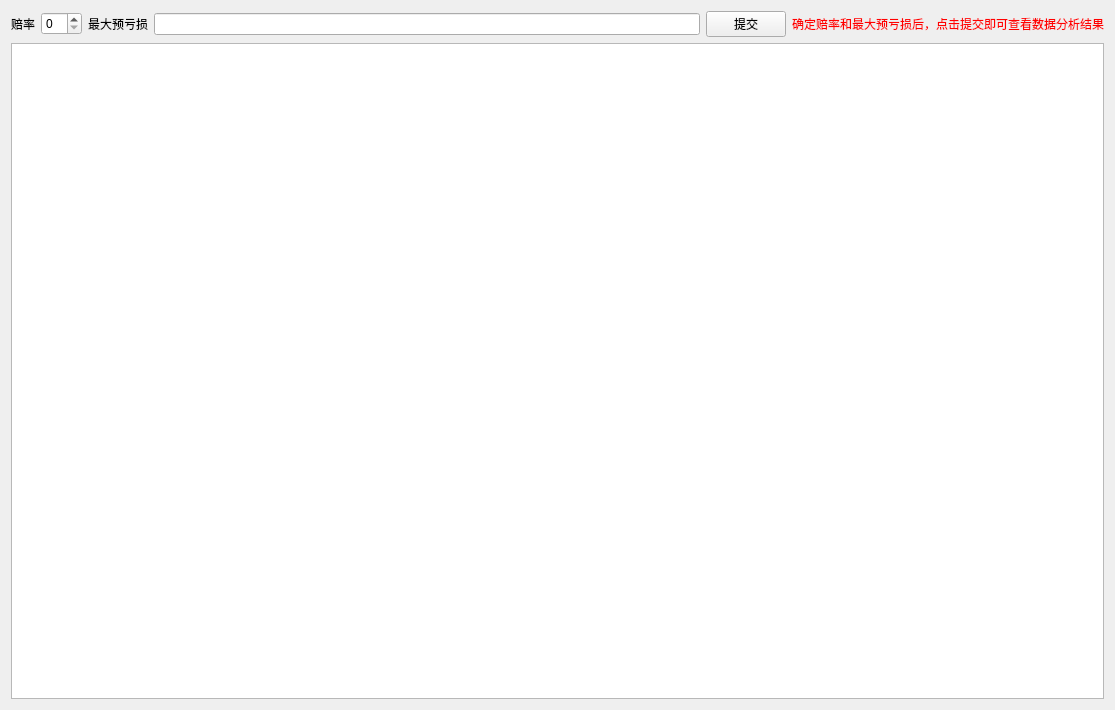
Above: UI/loss_analysis.ui from Lh-Big-Bungy/liuhecai_demo before the change. Below: the same form after it.
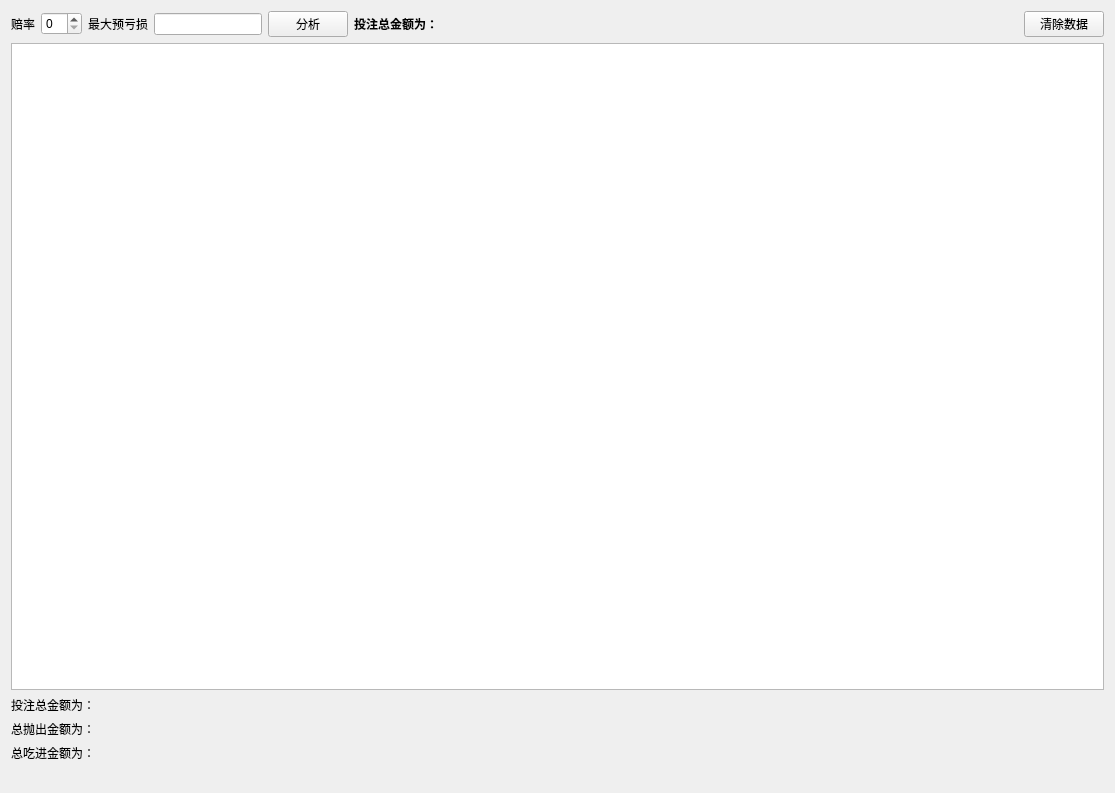
That is the form after the change.

Commit message: 应抛数红色显示、应抛总数显示、留下总数显示、按键不换行、分析表不清除数据，可继续添加数字与金额、总金额显示 均已完成

The edit to the form file:
```diff
--- a/UI/loss_analysis.ui
+++ b/UI/loss_analysis.ui
@@ -7,13 +7,29 @@
     <x>0</x>
     <y>0</y>
     <width>1115</width>
-    <height>710</height>
+    <height>793</height>
    </rect>
   </property>
   <property name="windowTitle">
    <string>Form</string>
   </property>
   <layout class="QGridLayout" name="gridLayout">
+   <item row="1" column="0">
+    <widget class="QTableView" name="tableView">
+     <property name="sizePolicy">
+      <sizepolicy hsizetype="Expanding" vsizetype="Expanding">
+       <horstretch>0</horstretch>
+       <verstretch>0</verstretch>
+      </sizepolicy>
+     </property>
+     <property name="minimumSize">
+      <size>
+       <width>600</width>
+       <height>600</height>
+      </size>
+     </property>
+    </widget>
+   </item>
    <item row="0" column="0">
     <layout class="QHBoxLayout" name="horizontalLayout">
      <item>
@@ -34,41 +50,73 @@
       </widget>
      </item>
      <item>
-      <widget class="QLineEdit" name="lineEdit"/>
+      <widget class="QLineEdit" name="lineEdit">
+       <property name="sizePolicy">
+        <sizepolicy hsizetype="Fixed" vsizetype="Fixed">
+         <horstretch>0</horstretch>
+         <verstretch>0</verstretch>
+        </sizepolicy>
+       </property>
+      </widget>
      </item>
      <item>
       <widget class="QPushButton" name="pushButton">
        <property name="text">
-        <string>提交</string>
+        <string>分析</string>
+       </property>
+      </widget>
+     </item>
+     <item>
+      <widget class="QLabel" name="label">
+       <property name="sizePolicy">
+        <sizepolicy hsizetype="Expanding" vsizetype="Preferred">
+         <horstretch>0</horstretch>
+         <verstretch>0</verstretch>
+        </sizepolicy>
+       </property>
+       <property name="text">
+        <string>&lt;html&gt;&lt;head/&gt;&lt;body&gt;&lt;p&gt;&lt;span style=&quot; font-weight:600;&quot;&gt;投注总金额为：&lt;/span&gt;&lt;/p&gt;&lt;/body&gt;&lt;/html&gt;</string>
+       </property>
+      </widget>
+     </item>
+     <item>
+      <widget class="QPushButton" name="data_del">
+       <property name="text">
+        <string>清除数据</string>
        </property>
       </widget>
      </item>
     </layout>
    </item>
-   <item row="0" column="1">
-    <widget class="QLabel" name="label">
+   <item row="3" column="0">
+    <widget class="QLabel" name="total_throw_label">
      <property name="text">
-      <string>&lt;html&gt;&lt;head/&gt;&lt;body&gt;&lt;p&gt;&lt;span style=&quot; color:#ff0000;&quot;&gt;确定赔率和最大预亏损后，点击提交即可查看数据分析结果&lt;/span&gt;&lt;/p&gt;&lt;/body&gt;&lt;/html&gt;</string>
+      <string>总抛出金额为：</string>
      </property>
     </widget>
    </item>
-   <item row="1" column="0" colspan="2">
-    <widget class="QTableView" name="tableView"/>
+   <item row="4" column="0">
+    <widget class="QLabel" name="total_catch_label">
+     <property name="text">
+      <string>总吃进金额为：</string>
+     </property>
+    </widget>
+   </item>
+   <item row="5" column="0">
+    <widget class="QLabel" name="label_2">
+     <property name="text">
+      <string/>
+     </property>
+    </widget>
+   </item>
+   <item row="2" column="0">
+    <widget class="QLabel" name="total_money">
+     <property name="text">
+      <string>投注总金额为：</string>
+     </property>
+    </widget>
    </item>
   </layout>
-  <widget class="QLabel" name="label_2">
-   <property name="geometry">
-    <rect>
-     <x>20</x>
-     <y>660</y>
-     <width>611</width>
-     <height>31</height>
-    </rect>
-   </property>
-   <property name="text">
-    <string/>
-   </property>
-  </widget>
  </widget>
  <resources/>
  <connections/>
```
The commit also changes 36 other files.
